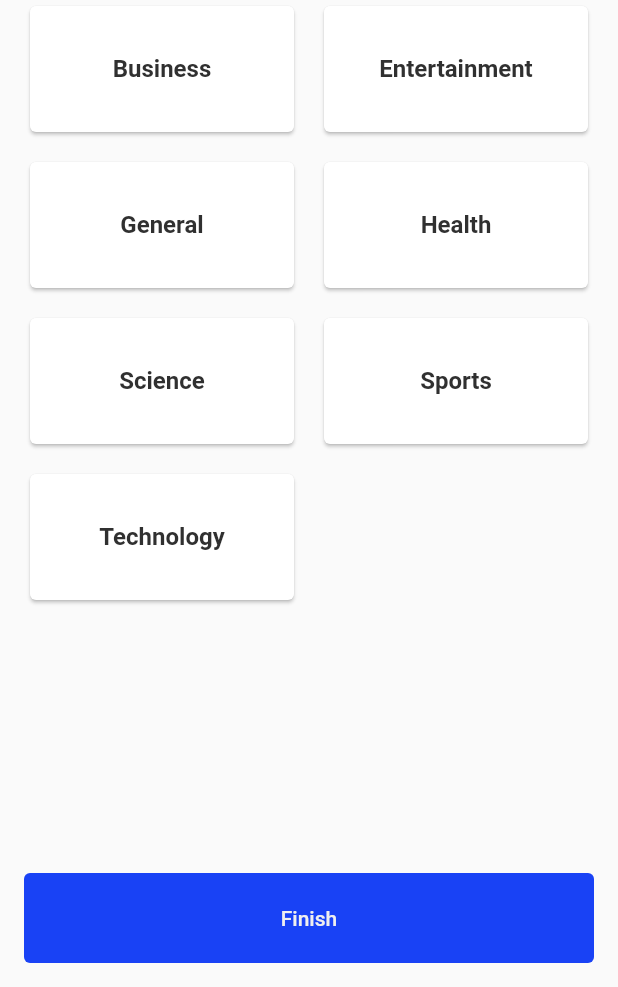
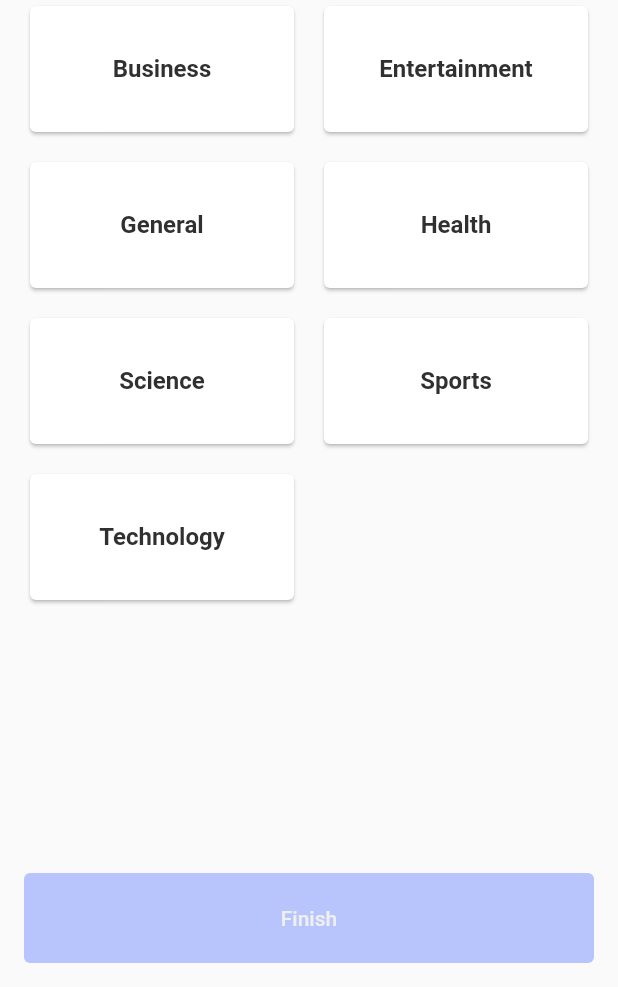
Before and after one commit to vukan-markovic/news9, a Flutter app: the screen it shows after launch, on a phone screen of 412 x 824 dp, the part 249-1236 px from its top. Run offline on Flutter 3.47's test engine with Material 2 defaults, Android fonts, the light colour scheme and no system bars; our stand-ins replace bloc, equatable, firebase_auth, firebase_core, flutter_bloc, formz and 2 more; accounts and stored records are empty.

Commit message:
added disabled button

```diff
--- a/lib/src/constants/ColorConstants.dart
+++ b/lib/src/constants/ColorConstants.dart
@@ -1,6 +1,6 @@
 class ColorConstants {
   static const String primaryColor = "#1942f5";
-  static const String primaryColorDisabled = "#1942f5";
+  static const String primaryColorDisabled = "#b8c5fc";
   static const String backgroundColor = "#F7F7F7";
   static const String secondaryWhite = "#EFEFEF";
   static const String lightBlack = "#303030";
--- a/lib/src/resources/category_repository.dart
+++ b/lib/src/resources/category_repository.dart
@@ -26,7 +26,8 @@ class CategoryRepository {
 
   deleteCategoriesByUid(uid) async {
     var connection = await database;
-    return await connection.rawDelete("DELETE FROM selected_category WHERE uid =?", [uid]);
+    return await connection
+        .rawDelete("DELETE FROM selected_category WHERE uid =?", [uid]);
   }
 
   getAllCategories(table) async {
--- a/lib/src/ui/topic_select_screen.dart
+++ b/lib/src/ui/topic_select_screen.dart
@@ -112,8 +112,8 @@ class _TopicSelectScreenState extends State<TopicSelectScreen> {
                       width: double.infinity, height: 60),
                   child: ElevatedButton(
                     style: ButtonStyle(
-                        backgroundColor: MaterialStateProperty.all(
-                            HexColor.fromHex(ColorConstants.primaryColor))),
+                        backgroundColor: MaterialStateProperty.all( _selectedCategories.length >= 2
+                            ? HexColor.fromHex(ColorConstants.primaryColor) : HexColor.fromHex(ColorConstants.primaryColorDisabled))),
                     onPressed: _selectedCategories.length >= 2
                         ? () {
                             categoryBloc.deleteCategoriesByUid(
```
